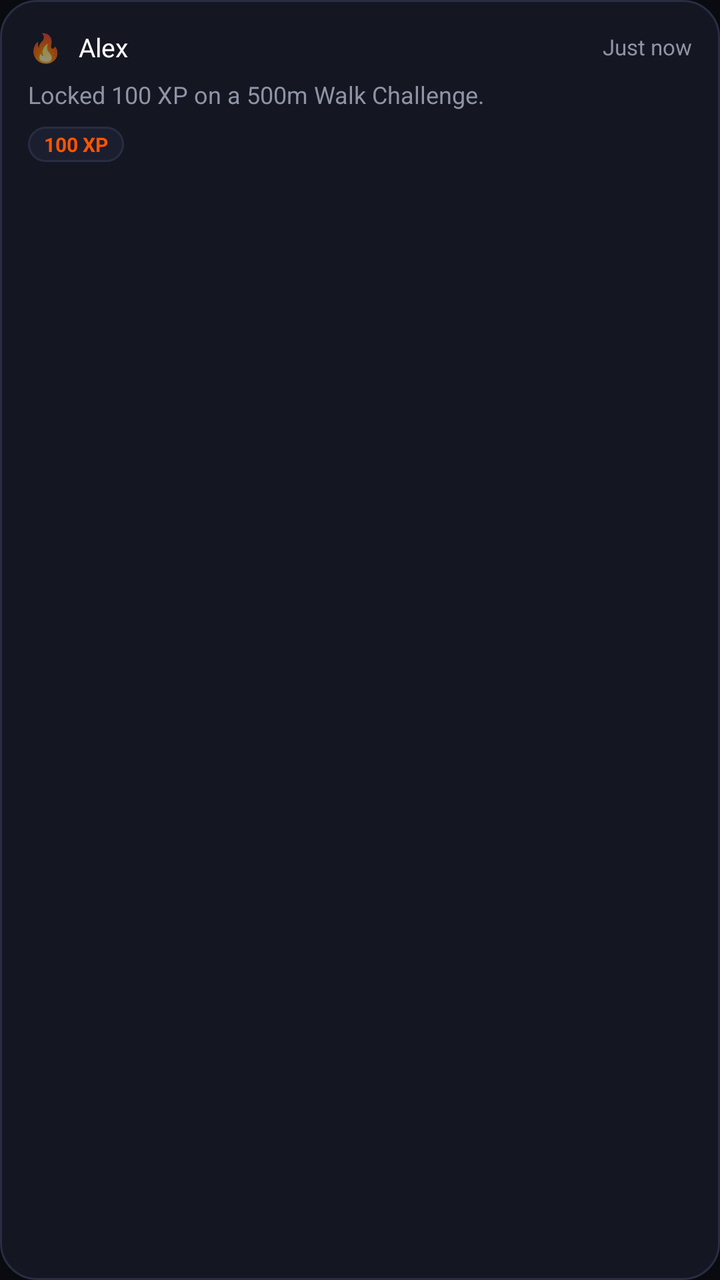
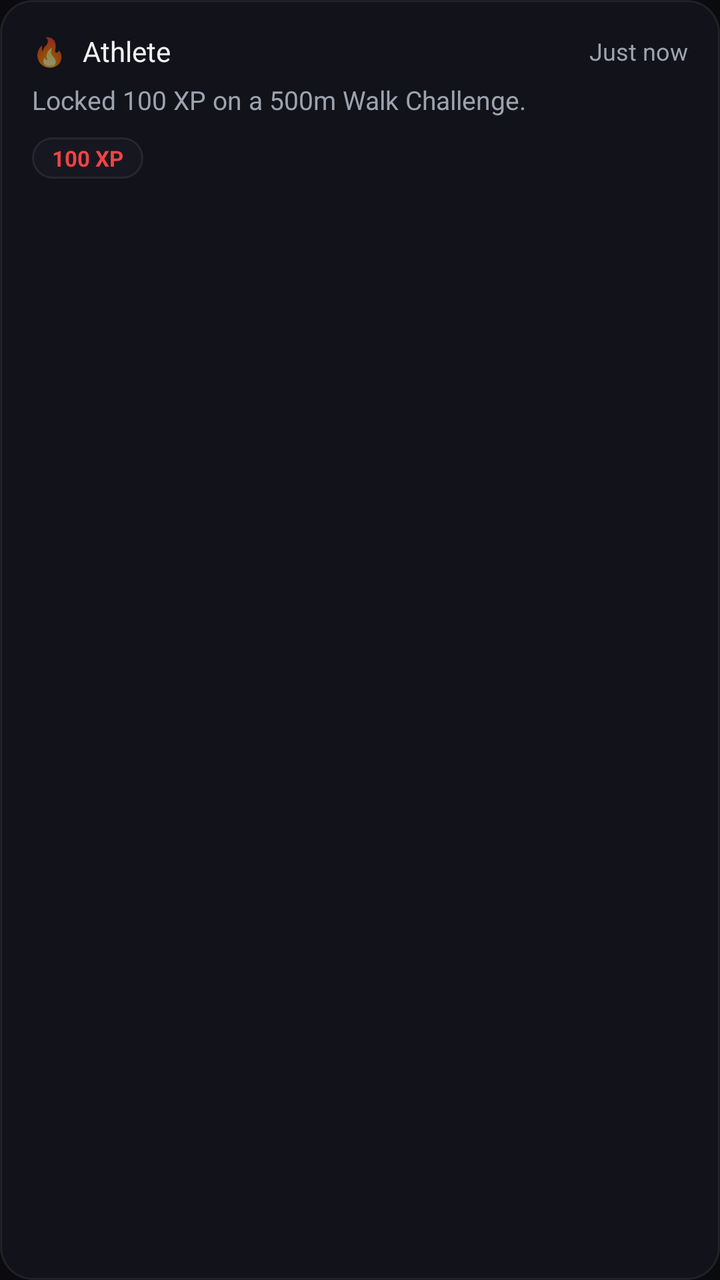

The first picture is an Android layout as it rendered before a commit; the second is the same layout after the commit. The layout source and the unified diff follow.
<!-- AndroidManifest.xml: application theme Theme.StreakStake -->
<!-- res/layout/item_feed_card.xml -->
<?xml version="1.0" encoding="utf-8"?>
<LinearLayout xmlns:android="http://schemas.android.com/apk/res/android"
    android:layout_width="match_parent"
    android:layout_height="wrap_content"
    android:layout_marginBottom="10dp"
    android:background="@drawable/bg_card_dark"
    android:orientation="vertical"
    android:padding="14dp">

    <LinearLayout
        android:layout_width="match_parent"
        android:layout_height="wrap_content"
        android:gravity="center_vertical"
        android:orientation="horizontal">

        <TextView
            android:id="@+id/tvFeedIcon"
            android:layout_width="wrap_content"
            android:layout_height="wrap_content"
            android:text="🔥"
            android:textSize="14sp" />

        <TextView
            android:id="@+id/tvFeedUser"
            android:layout_width="0dp"
            android:layout_height="wrap_content"
            android:layout_marginStart="8dp"
            android:layout_weight="1"
            android:fontFamily="sans-serif-bold"
            android:text="Alex"
            android:textColor="@color/text_white"
            android:textSize="13sp" />

        <TextView
            android:id="@+id/tvFeedTime"
            android:layout_width="wrap_content"
            android:layout_height="wrap_content"
            android:text="Just now"
            android:textColor="@color/text_gray"
            android:textSize="11sp" />
    </LinearLayout>

    <TextView
        android:id="@+id/tvFeedDescription"
        android:layout_width="match_parent"
        android:layout_height="wrap_content"
        android:layout_marginTop="6dp"
        android:lineSpacingExtra="2dp"
        android:text="Locked 100 XP on a 500m Walk Challenge."
        android:textColor="@color/text_gray"
        android:textSize="12sp" />

    <TextView
        android:id="@+id/tvFeedXpBadge"
        android:layout_width="wrap_content"
        android:layout_height="wrap_content"
        android:layout_marginTop="8dp"
        android:background="@drawable/bg_input_field"
        android:paddingHorizontal="8dp"
        android:paddingVertical="2dp"
        android:text="100 XP"
        android:textColor="@color/brand_orange"
        android:textSize="10sp"
        android:textStyle="bold" />

</LinearLayout>
<!-- resources referenced by this layout -->
<resources>
  <color name="brand_orange">#FF5500</color>
  <color name="text_gray">#8E94A5</color>
  <color name="text_white">#FFFFFF</color>
  <!-- drawable bg_card_dark (drawable) -->
  <?xml version="1.0" encoding="utf-8"?>
  <shape xmlns:android="http://schemas.android.com/apk/res/android"
      android:shape="rectangle">
      <solid android:color="@color/surface_dark" />
      <stroke
          android:width="1dp"
          android:color="@color/border_dark" />
      <corners android:radius="18dp" />
  </shape>
  <!-- drawable bg_input_field (drawable) -->
  <?xml version="1.0" encoding="utf-8"?>
  <shape xmlns:android="http://schemas.android.com/apk/res/android"
      android:shape="rectangle">
      <solid android:color="@color/surface_dark_card" />
      <stroke
          android:width="1dp"
          android:color="@color/border_dark" />
      <corners android:radius="12dp" />
  </shape>
  <style name="Theme.StreakStake" parent="Theme.MaterialComponents.DayNight.NoActionBar">
          
          <item name="colorPrimary">@color/brand_orange</item>
          <item name="colorPrimaryVariant">@color/brand_orange_light</item>
          <item name="colorOnPrimary">@color/text_white</item>
          
          
          <item name="android:colorBackground">@color/bg_black</item>
          <item name="colorSurface">@color/surface_dark</item>
          <item name="colorOnSurface">@color/text_white</item>
  
          
          <item name="android:statusBarColor">@color/bg_black</item>
          <item name="android:navigationBarColor">@color/bg_black</item>
          <item name="android:windowLightStatusBar">false</item>
      </style>
  <color name="surface_dark">#141622</color>
  <color name="border_dark">#282D42</color>
  <color name="surface_dark_card">#1B1E2E</color>
  <color name="brand_orange_light">#FF7722</color>
  <color name="bg_black">#0A0B10</color>
</resources>

<!-- the commit's change to res/layout/item_feed_card.xml (unified diff, before → after) -->
@@ -5,7 +5,7 @@
     android:layout_marginBottom="10dp"
     android:background="@drawable/bg_card_dark"
     android:orientation="vertical"
-    android:padding="14dp">
+    android:padding="16dp">
 
     <LinearLayout
         android:layout_width="match_parent"
@@ -27,17 +27,17 @@
             android:layout_marginStart="8dp"
             android:layout_weight="1"
             android:fontFamily="sans-serif-bold"
-            android:text="Alex"
-            android:textColor="@color/text_white"
-            android:textSize="13sp" />
+            android:text="Athlete"
+            android:textColor="@color/text_primary"
+            android:textSize="14sp" />
 
         <TextView
             android:id="@+id/tvFeedTime"
             android:layout_width="wrap_content"
             android:layout_height="wrap_content"
             android:text="Just now"
-            android:textColor="@color/text_gray"
-            android:textSize="11sp" />
+            android:textColor="@color/text_secondary"
+            android:textSize="12sp" />
     </LinearLayout>
 
     <TextView
@@ -47,20 +47,20 @@
         android:layout_marginTop="6dp"
         android:lineSpacingExtra="2dp"
         android:text="Locked 100 XP on a 500m Walk Challenge."
-        android:textColor="@color/text_gray"
-        android:textSize="12sp" />
+        android:textColor="@color/text_secondary"
+        android:textSize="13sp" />
 
     <TextView
         android:id="@+id/tvFeedXpBadge"
         android:layout_width="wrap_content"
         android:layout_height="wrap_content"
-        android:layout_marginTop="8dp"
-        android:background="@drawable/bg_input_field"
-        android:paddingHorizontal="8dp"
-        android:paddingVertical="2dp"
+        android:layout_marginTop="10dp"
+        android:background="@drawable/bg_pill_chip"
+        android:paddingHorizontal="10dp"
+        android:paddingVertical="3dp"
         android:text="100 XP"
-        android:textColor="@color/brand_orange"
-        android:textSize="10sp"
+        android:textColor="@color/accent_light"
+        android:textSize="11sp"
         android:textStyle="bold" />
 
 </LinearLayout>
<!-- resource entries referenced after the edit -->
@@ -1,48 +1,50 @@
 <!-- resources referenced by this layout -->
 <resources>
-  <color name="brand_orange">#FF5500</color>
-  <color name="text_gray">#8E94A5</color>
-  <color name="text_white">#FFFFFF</color>
+  <color name="accent_light">#EF4444</color>
+  <color name="text_primary">#F2F2F5</color>
+  <color name="text_secondary">#9CA3AF</color>
   <!-- drawable bg_card_dark (drawable) -->
   <?xml version="1.0" encoding="utf-8"?>
   <shape xmlns:android="http://schemas.android.com/apk/res/android"
       android:shape="rectangle">
-      <solid android:color="@color/surface_dark" />
+      <solid android:color="@color/surface" />
+      <corners android:radius="16dp" />
       <stroke
           android:width="1dp"
-          android:color="@color/border_dark" />
-      <corners android:radius="18dp" />
+          android:color="@color/hairline" />
   </shape>
-  <!-- drawable bg_input_field (drawable) -->
+  <!-- drawable bg_pill_chip (drawable) -->
   <?xml version="1.0" encoding="utf-8"?>
   <shape xmlns:android="http://schemas.android.com/apk/res/android"
       android:shape="rectangle">
-      <solid android:color="@color/surface_dark_card" />
+      <solid android:color="@color/surface_high" />
+      <corners android:radius="999dp" />
       <stroke
           android:width="1dp"
-          android:color="@color/border_dark" />
-      <corners android:radius="12dp" />
+          android:color="@color/hairline" />
   </shape>
   <style name="Theme.StreakStake" parent="Theme.MaterialComponents.DayNight.NoActionBar">
           
-          <item name="colorPrimary">@color/brand_orange</item>
-          <item name="colorPrimaryVariant">@color/brand_orange_light</item>
-          <item name="colorOnPrimary">@color/text_white</item>
+          <item name="colorPrimary">@color/accent</item>
+          <item name="colorPrimaryVariant">@color/accent_dark</item>
+          <item name="colorOnPrimary">@color/on_accent</item>
           
           
-          <item name="android:colorBackground">@color/bg_black</item>
-          <item name="colorSurface">@color/surface_dark</item>
-          <item name="colorOnSurface">@color/text_white</item>
+          <item name="android:colorBackground">@color/bg_base</item>
+          <item name="colorSurface">@color/surface</item>
+          <item name="colorOnSurface">@color/text_primary</item>
   
           
-          <item name="android:statusBarColor">@color/bg_black</item>
-          <item name="android:navigationBarColor">@color/bg_black</item>
+          <item name="android:statusBarColor">@color/bg_base</item>
+          <item name="android:navigationBarColor">@color/bg_base</item>
           <item name="android:windowLightStatusBar">false</item>
       </style>
-  <color name="surface_dark">#141622</color>
-  <color name="border_dark">#282D42</color>
-  <color name="surface_dark_card">#1B1E2E</color>
-  <color name="brand_orange_light">#FF7722</color>
-  <color name="bg_black">#0A0B10</color>
+  <color name="surface">#12121A</color>
+  <color name="hairline">#14FFFFFF</color>
+  <color name="surface_high">#171722</color>
+  <color name="accent">#DC2626</color>
+  <color name="accent_dark">#B91C1C</color>
+  <color name="on_accent">#FFFFFF</color>
+  <color name="bg_base">#0A0A0F</color>
 </resources>
 
